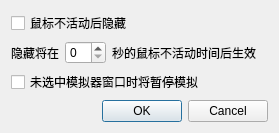
melonDS-emu/melonDS, file src/frontend/qt_sdl/InterfaceSettingsDialog.ui: the form before one commit.
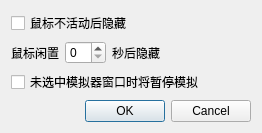
The form after the commit.

The edit to the form file:
```diff
--- a/src/frontend/qt_sdl/InterfaceSettingsDialog.ui
+++ b/src/frontend/qt_sdl/InterfaceSettingsDialog.ui
@@ -23,7 +23,7 @@
    <item row="1" column="0" alignment="Qt::AlignLeft">
     <widget class="QLabel" name="label">
      <property name="text">
-      <string>隐藏将在</string>
+      <string>鼠标闲置</string>
      </property>
     </widget>
    </item>
@@ -57,7 +57,7 @@
    <item row="1" column="2">
     <widget class="QLabel" name="label_2">
      <property name="text">
-      <string>秒的鼠标不活动时间后生效</string>
+      <string>秒后隐藏</string>
      </property>
     </widget>
    </item>
```
